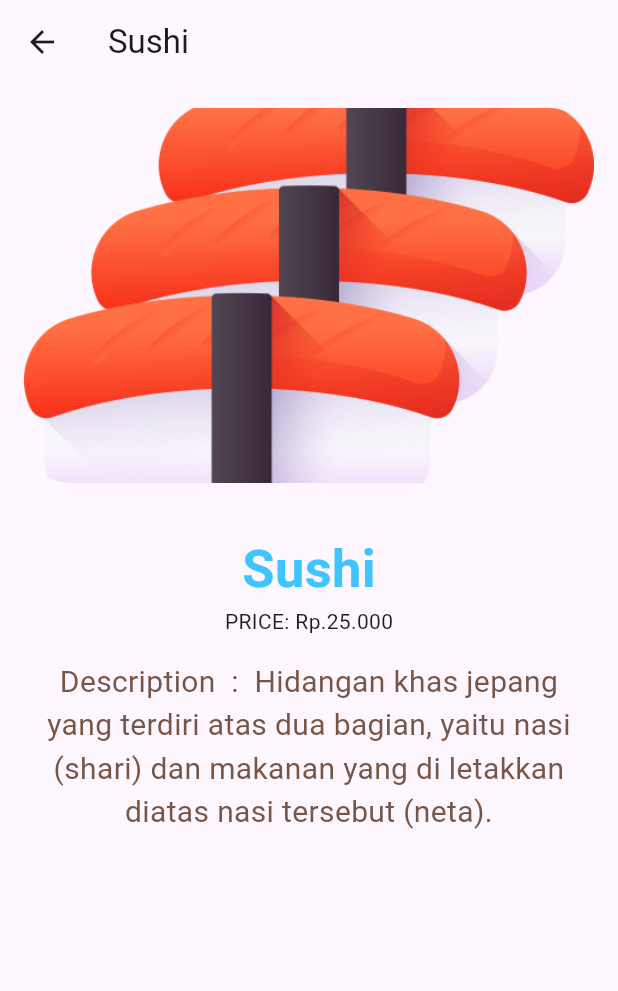
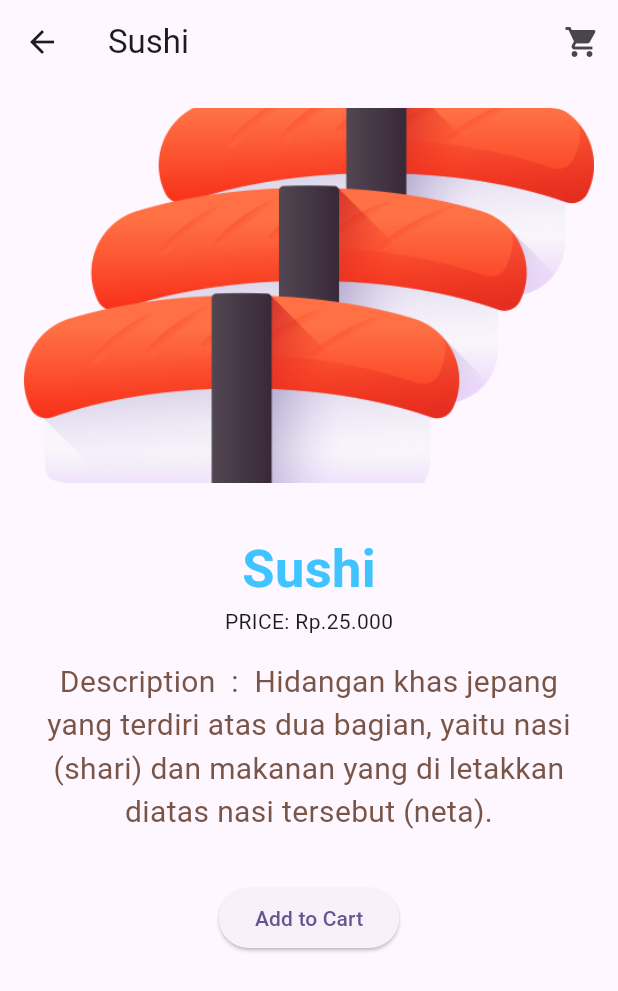
Before and after one commit to iswan9993/Pa-Mobile, a Flutter app: the FoodDetailsPage screen opened directly with sample values from the repository, on a phone screen of 412 x 824 dp. Shown: the top 991 px of the screen. Run offline on Flutter 3.47's test engine with Material 2 defaults, Android fonts, the phone set to English and light mode, and no system bars; our stand-ins replace curved_navigation_bar; statements that could not run were skipped.

Commit message:
Update food_Details_Page.dart

```diff
--- a/flutter_application_1/lib/food_Details_Page.dart
+++ b/flutter_application_1/lib/food_Details_Page.dart
@@ -1,23 +1,34 @@
 import 'package:flutter/material.dart';
-import "package:flutter_application_1/tools/tools.dart";
+import 'package:flutter_application_1/cart/cartscreen.dart';
+import 'package:flutter_application_1/tools/tools.dart';
+
 
 class FoodDetailsPage extends StatelessWidget {
   final Food food;
 
- const FoodDetailsPage({Key? key, required this.food}) : super(key : key);
+  const FoodDetailsPage({Key? key, required this.food}) : super(key: key);
 
   @override
   Widget build(BuildContext context) {
     return Scaffold(
       appBar: AppBar(
         title: Text(food.name),
+        actions: [
+          IconButton(
+            icon: Icon(Icons.shopping_cart),
+            onPressed: () {
+              // Tambahkan makanan ke keranjang saat tombol "Add to Cart" diklik
+              addToCart(context, food);
+            },
+          ),
+        ],
       ),
       body: Column(
         crossAxisAlignment: CrossAxisAlignment.center,
         mainAxisAlignment: MainAxisAlignment.start,
         children: [
           Padding(
-          padding:const EdgeInsets.all(16.0),
+            padding: const EdgeInsets.all(16.0),
             child: ClipRRect(
               borderRadius: BorderRadius.circular(30),
               child: Image.asset(
@@ -28,7 +39,6 @@ class FoodDetailsPage extends StatelessWidget {
               ),
             ),
           ),
-
           SizedBox(
             height: 16,
           ),
@@ -37,8 +47,7 @@ class FoodDetailsPage extends StatelessWidget {
             style: TextStyle(
                 fontWeight: FontWeight.bold,
                 fontSize: 35,
-              color: Colors.lightBlueAccent
-            ),
+                color: Colors.lightBlueAccent),
           ),
           Text('PRICE: ${food.price}'),
           Padding(
@@ -50,12 +59,35 @@ class FoodDetailsPage extends StatelessWidget {
               style: TextStyle(
                 fontSize: 20,
                 color: Colors.brown,
-              ),),
-            )
-
-          // Tambahkan detail lainnya sesuai kebutuhan
+              ),
+            ),
+          ),
+          SizedBox(
+            height: 16,
+          ),
+          ElevatedButton(
+            onPressed: () {
+              // Tambahkan makanan ke keranjang saat tombol "Add to Cart" diklik
+              addToCart(context, food);
+            },
+            child: Text('Add to Cart'),
+          ),
         ],
       ),
     );
   }
+
+  void addToCart(BuildContext context, Food food) {
+    // Implementasi logika penambahan makanan ke keranjang
+    // Misalnya, Anda dapat menggunakan provider atau cara lainnya untuk mengelola keranjang
+    // Di sini, kita hanya menambahkan item ke CartScreen
+    CartScreen.cartItems.add(food);
+
+    // Tampilkan snackbar atau informasi lainnya jika diperlukan
+    ScaffoldMessenger.of(context).showSnackBar(
+      SnackBar(
+        content: Text('${food.name} ditambahkan ke keranjang'),
+      ),
+    );
   }
+}
```
Lines whose indentation alone changed are shown as unchanged.
